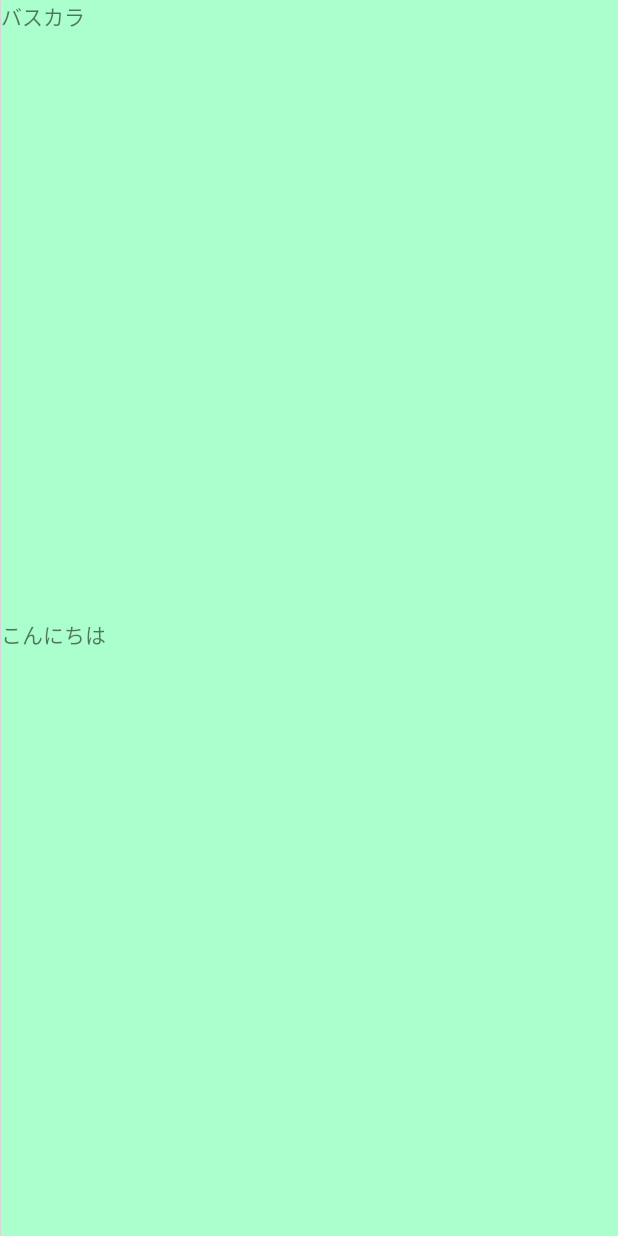
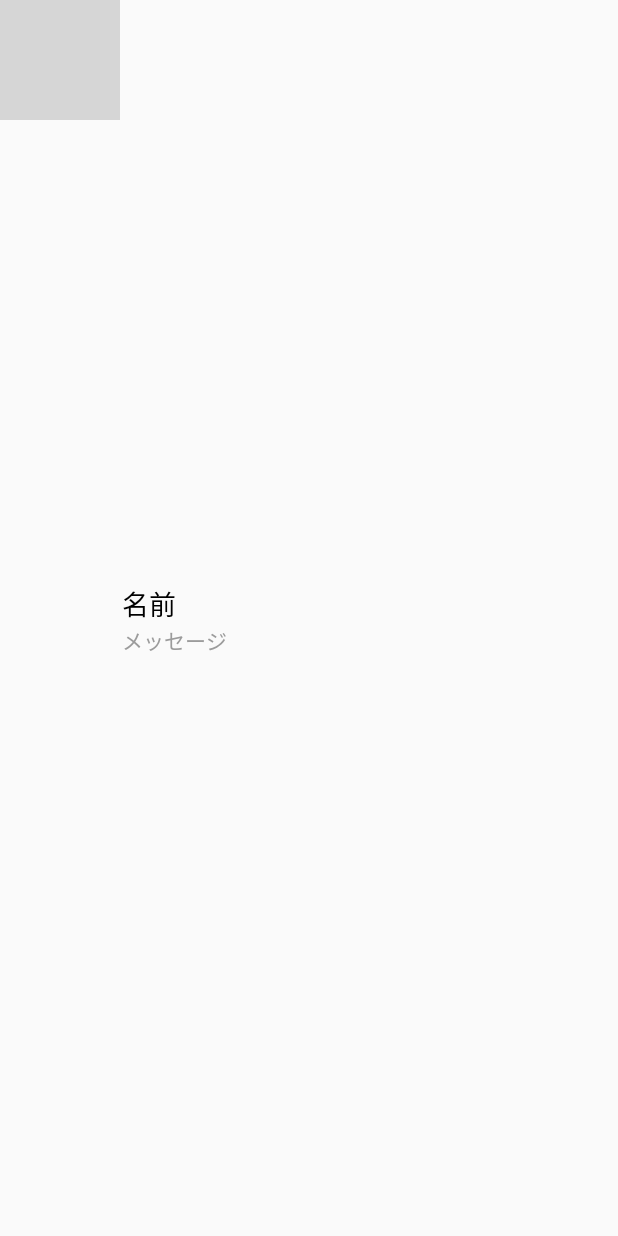
Before and after one commit to Hiroki-Itou/Chat_Application, an Android app: the layout list_items.xml on its own in the app's theme, with its tools: preview values and no code run, on a phone screen of 412 x 824 dp. Run offline under Robolectric (Android 15) with nearby library versions, the phone set to English and light mode, and no system bars; grey boxes are pictures that could not be loaded.

Commit message:
chatlistのUI作成。ListViewへの検証用表示方法を記載

```diff
--- a/app/build.gradle
+++ b/app/build.gradle
@@ -37,4 +37,5 @@ dependencies {
     testImplementation 'junit:junit:4.12'
     androidTestImplementation 'androidx.test.ext:junit:1.1.1'
     androidTestImplementation 'androidx.test.espresso:espresso-core:3.2.0'
+    implementation 'androidx.recyclerview:recyclerview:1.1.0'
 }
--- a/app/src/main/res/layout/list_items.xml
+++ b/app/src/main/res/layout/list_items.xml
@@ -2,35 +2,41 @@
 <LinearLayout xmlns:android="http://schemas.android.com/apk/res/android"
     xmlns:app="http://schemas.android.com/apk/res-auto"
     xmlns:tools="http://schemas.android.com/tools"
-    android:orientation="horizontal"
-    android:background="#afc"
     android:layout_width="match_parent"
-    android:layout_height="match_parent">
+    android:layout_height="match_parent"
+    android:orientation="horizontal">
 
     <ImageView
         android:id="@+id/imageView"
-        android:layout_width="wrap_content"
-        android:layout_height="match_parent"
+        android:layout_width="80dp"
+        android:layout_height="80dp"
         android:orientation="horizontal"
         tools:srcCompat="@tools:sample/avatars" />
 
     <LinearLayout
         android:layout_width="match_parent"
         android:layout_height="match_parent"
+        android:gravity="center_vertical"
         android:orientation="vertical">
 
         <TextView
             android:id="@+id/friend_name"
-            android:layout_width="match_parent"
+            android:layout_width="wrap_content"
             android:layout_height="wrap_content"
-            android:layout_weight="1"
-            android:text="バスカラ" />
+            android:paddingLeft="1dp"
+            android:paddingTop="2dp"
+            android:text="名前"
+            android:textColor="#000000"
+            android:textSize="18sp" />
 
         <TextView
             android:id="@+id/last_message"
-            android:layout_width="match_parent"
+            android:layout_width="230dp"
             android:layout_height="wrap_content"
-            android:layout_weight="1"
-            android:text="こんにちは" />
+            android:ellipsize="end"
+            android:maxLines="2"
+            android:paddingLeft="1dp"
+            android:text="メッセージ"
+            android:textColor="#9B9B9B" />
     </LinearLayout>
 </LinearLayout>
```
Also changed, not shown: app/src/main/java/com/basscolor/chatapp/ChatList_Activity.kt (+18 -2 lines), app/src/main/res/layout/activity_chatlist.xml (+53 -7 lines), app/src/main/res/drawable/icon.jpg (added).
